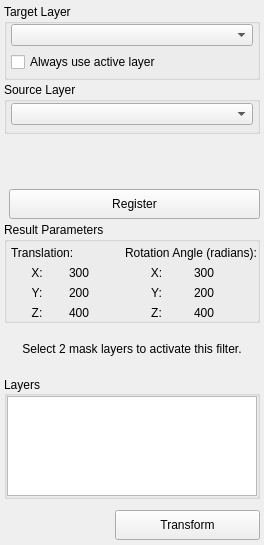
First picture: the form in src/Interface/ToolInterface/PointSetFilterInterface.ui, repository SCIInstitute/Seg3D, before the edit.
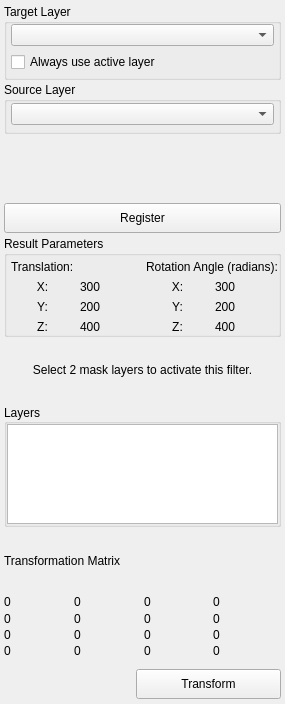
Second picture: the form after the edit. Custom widgets are drawn as their Qt base class.

Commit message: Updated UI for Transformation Matrix

Diff of the .ui file:
```diff
--- a/src/Interface/ToolInterface/PointSetFilterInterface.ui
+++ b/src/Interface/ToolInterface/PointSetFilterInterface.ui
@@ -6,8 +6,8 @@
    <rect>
     <x>0</x>
     <y>0</y>
-    <width>264</width>
-    <height>545</height>
+    <width>285</width>
+    <height>704</height>
    </rect>
   </property>
   <property name="sizePolicy">
@@ -193,6 +193,12 @@
         <property name="sizeType">
          <enum>QSizePolicy::Preferred</enum>
         </property>
+        <property name="sizeHint" stdset="0">
+         <size>
+          <width>0</width>
+          <height>0</height>
+         </size>
+        </property>
        </spacer>
       </item>
       <item>
@@ -569,6 +575,132 @@
      </layout>
     </widget>
    </item>
+   <item>
+    <widget class="QLabel" name="transformationMatrixLabel">
+     <property name="enabled">
+      <bool>true</bool>
+     </property>
+     <property name="text">
+      <string>Transformation Matrix</string>
+     </property>
+    </widget>
+   </item>
+   <item>
+    <layout class="QGridLayout" name="matrix">
+     <item row="4" column="5">
+      <widget class="QLabel" name="TM_12">
+       <property name="text">
+        <string>0</string>
+       </property>
+      </widget>
+     </item>
+     <item row="6" column="6">
+      <widget class="QLabel" name="TM_33">
+       <property name="text">
+        <string>0</string>
+       </property>
+      </widget>
+     </item>
+     <item row="6" column="3">
+      <widget class="QLabel" name="TM_30">
+       <property name="text">
+        <string>0</string>
+       </property>
+      </widget>
+     </item>
+     <item row="3" column="6">
+      <widget class="QLabel" name="TM_03">
+       <property name="text">
+        <string>0</string>
+       </property>
+      </widget>
+     </item>
+     <item row="5" column="6">
+      <widget class="QLabel" name="TM_23">
+       <property name="text">
+        <string>0</string>
+       </property>
+      </widget>
+     </item>
+     <item row="4" column="4">
+      <widget class="QLabel" name="TM_11">
+       <property name="text">
+        <string>0</string>
+       </property>
+      </widget>
+     </item>
+     <item row="5" column="4">
+      <widget class="QLabel" name="TM_21">
+       <property name="text">
+        <string>0</string>
+       </property>
+      </widget>
+     </item>
+     <item row="3" column="3">
+      <widget class="QLabel" name="TM_00">
+       <property name="text">
+        <string>0</string>
+       </property>
+      </widget>
+     </item>
+     <item row="3" column="5">
+      <widget class="QLabel" name="TM_02">
+       <property name="text">
+        <string>0</string>
+       </property>
+      </widget>
+     </item>
+     <item row="5" column="3">
+      <widget class="QLabel" name="TM_20">
+       <property name="text">
+        <string>0</string>
+       </property>
+      </widget>
+     </item>
+     <item row="4" column="6">
+      <widget class="QLabel" name="TM_13">
+       <property name="text">
+        <string>0</string>
+       </property>
+      </widget>
+     </item>
+     <item row="4" column="3">
+      <widget class="QLabel" name="TM_10">
+       <property name="text">
+        <string>0</string>
+       </property>
+      </widget>
+     </item>
+     <item row="6" column="4">
+      <widget class="QLabel" name="TM_31">
+       <property name="text">
+        <string>0</string>
+       </property>
+      </widget>
+     </item>
+     <item row="5" column="5">
+      <widget class="QLabel" name="TM_22">
+       <property name="text">
+        <string>0</string>
+       </property>
+      </widget>
+     </item>
+     <item row="3" column="4">
+      <widget class="QLabel" name="TM_01">
+       <property name="text">
+        <string>0</string>
+       </property>
+      </widget>
+     </item>
+     <item row="6" column="5">
+      <widget class="QLabel" name="TM_32">
+       <property name="text">
+        <string>0</string>
+       </property>
+      </widget>
+     </item>
+    </layout>
+   </item>
    <item>
     <widget class="QWidget" name="replaceRunWidget_2" native="true">
      <property name="minimumSize">
```
Left out of the diff: 24 changed lines with no effect on the pictures.
